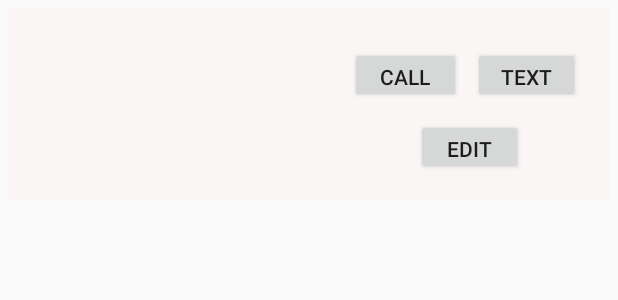
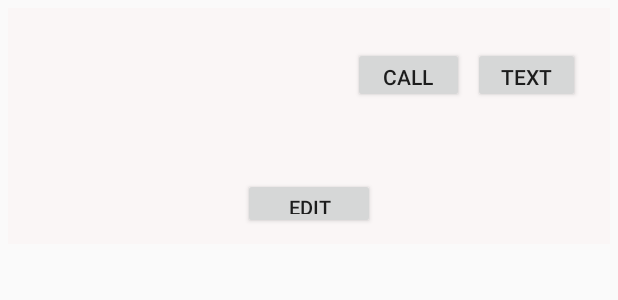
Before and after one commit to mkdragasa/Ragasa_Ramos_MP, an Android app: the layout contacts_layout.xml on its own in the app's theme, with its tools: preview values and no code run, on a phone screen of 412 x 824 dp. Shown: the top 300 px of the screen. Run offline under Robolectric (Android 15) with nearby library versions, the phone set to English and light mode, and no system bars.

Commit message:
Add Contacts Layout

```diff
--- a/app/src/main/res/layout/contacts_layout.xml
+++ b/app/src/main/res/layout/contacts_layout.xml
@@ -13,11 +13,13 @@
         android:id="@+id/btn_CallContact"
         android:layout_width="74dp"
         android:layout_height="37dp"
+        android:layout_marginStart="10dp"
         android:layout_marginTop="16dp"
-        android:layout_marginEnd="8dp"
+        android:layout_marginEnd="12dp"
         android:text="Call"
         android:textSize="14sp"
         app:layout_constraintEnd_toStartOf="@+id/btn_TextContact"
+        app:layout_constraintStart_toEndOf="@+id/tv_ContactName"
         app:layout_constraintTop_toTopOf="parent" />
 
     <Button
@@ -33,14 +35,14 @@
 
     <Button
         android:id="@+id/btn_EditContact"
-        android:layout_width="71dp"
-        android:layout_height="37dp"
-        android:layout_marginTop="64dp"
-        android:layout_marginEnd="48dp"
+        android:layout_width="88dp"
+        android:layout_height="34dp"
+        android:layout_marginTop="8dp"
         android:text="Edit"
-        android:textSize="14sp"
+        android:textSize="13sp"
         app:layout_constraintEnd_toEndOf="parent"
-        app:layout_constraintTop_toTopOf="parent" />
+        app:layout_constraintStart_toStartOf="parent"
+        app:layout_constraintTop_toBottomOf="@+id/tv_ContactMessage" />
 
     <TextView
         android:id="@+id/tv_ContactName"
@@ -65,8 +67,8 @@
 
     <TextView
         android:id="@+id/tv_ContactMessage"
-        android:layout_width="205dp"
-        android:layout_height="44dp"
+        android:layout_width="372dp"
+        android:layout_height="31dp"
         android:layout_marginStart="10dp"
         android:layout_marginTop="8dp"
         android:maxLines="2"
```
Also changed, not shown: app/src/main/java/com/mobdeve/ragasam/ragasa_ramos_mp/NavigationBar.java (+0 -8 lines), app/src/main/java/com/mobdeve/ragasam/ragasa_ramos_mp/ui/contacts/AddContactsDialog.java (added, +53 -0 lines), app/src/main/java/com/mobdeve/ragasam/ragasa_ramos_mp/ui/contacts/ContactsFragment.java (+16 -0 lines), app/src/main/res/layout/add_contacts_dialog.xml (added, +78 -0 lines), app/src/main/res/layout/app_bar_main.xml (+0 -8 lines), app/src/main/res/layout/fragment_contacts.xml (+1 -12 lines), app/src/main/res/drawable/user.png (added).
